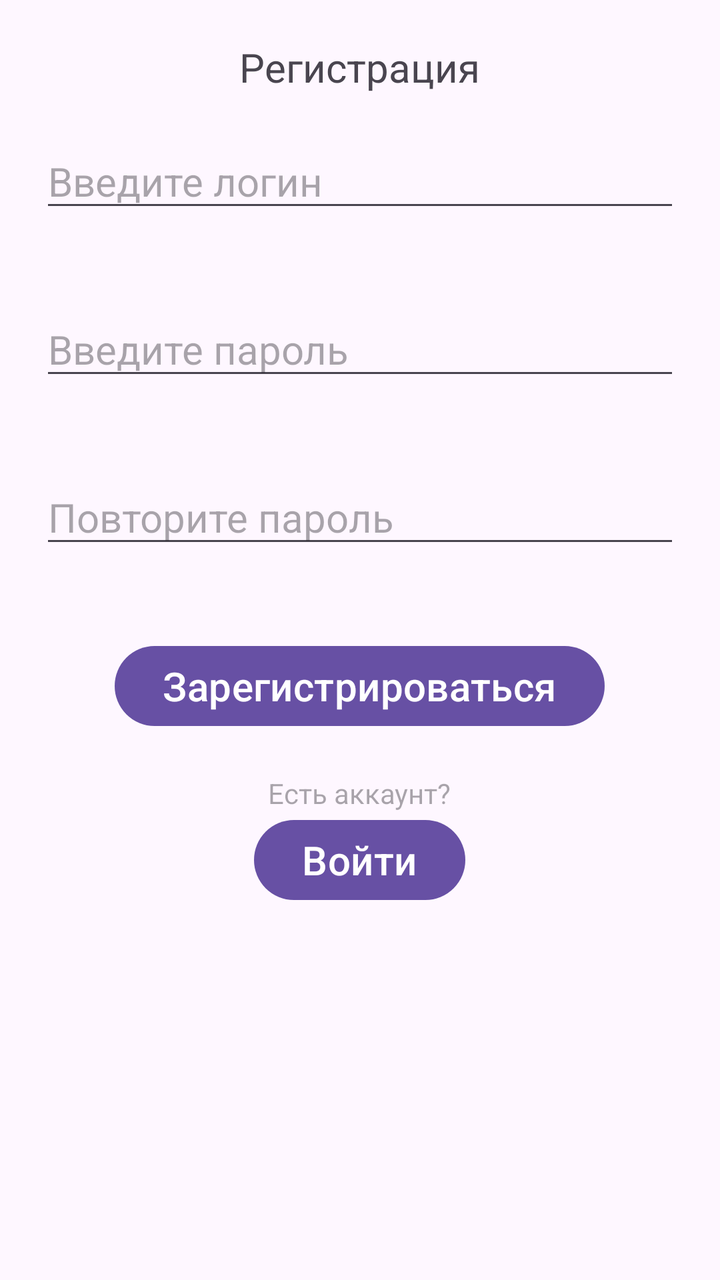
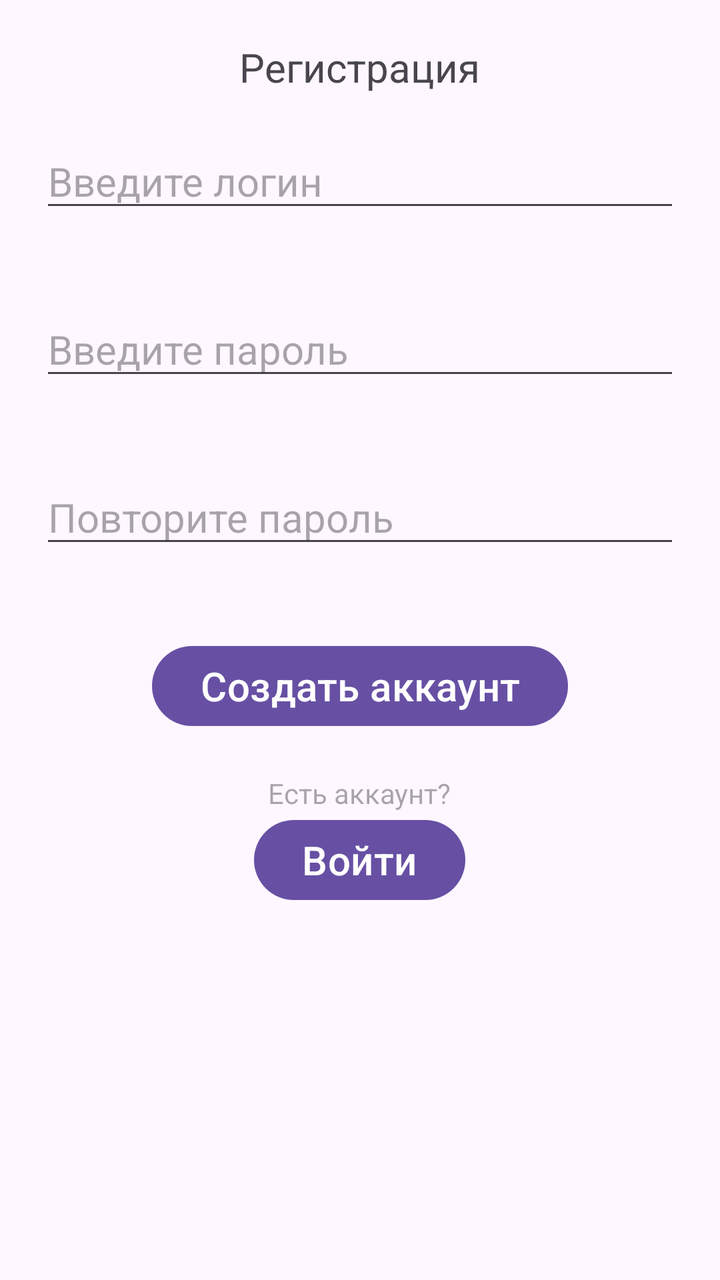

An Android layout rendered at two revisions. The XML below is the earlier revision; the diff shows what the commit changed to produce the second picture.
<!-- AndroidManifest.xml: application theme Theme.MoodDiary -->
<!-- res/layout/activity_register.xml -->
<?xml version="1.0" encoding="utf-8"?>
<LinearLayout xmlns:android="http://schemas.android.com/apk/res/android"
    xmlns:app="http://schemas.android.com/apk/res-auto"
    xmlns:tools="http://schemas.android.com/tools"
    android:id="@+id/main"
    android:layout_width="match_parent"
    android:layout_height="match_parent"
    android:orientation="vertical"
    tools:context=".RegisterActivity">

    <TextView
        android:layout_width="wrap_content"
        android:layout_height="wrap_content"
        android:layout_gravity="center_horizontal"
        android:layout_marginTop="20dp"
        android:text="Регистрация"
        android:textSize="20sp"/>

    <EditText
        android:id="@+id/login"
        android:layout_width="match_parent"
        android:layout_height="wrap_content"
        android:layout_margin="20dp"
        android:hint="Введите логин"
        android:inputType="text"
        android:textSize="20sp"/>

    <EditText
        android:id="@+id/password"
        android:layout_width="match_parent"
        android:layout_height="wrap_content"
        android:layout_margin="20dp"
        android:hint="Введите пароль"
        android:inputType="textPassword"
        android:textSize="20sp"/>

    <EditText
        android:id="@+id/passwordRepeat"
        android:layout_width="match_parent"
        android:layout_height="wrap_content"
        android:layout_margin="20dp"
        android:hint="Повторите пароль"
        android:inputType="textPassword"
        android:textSize="20sp"/>

    <Button
        android:id="@+id/register"
        android:layout_width="wrap_content"
        android:layout_height="wrap_content"
        android:layout_gravity="center"
        android:layout_margin="20sp"
        android:text="Зарегистрироваться"
        android:textSize="20sp"/>

    <TextView
        android:layout_width="wrap_content"
        android:layout_height="wrap_content"
        android:layout_gravity="center"
        android:hint="Есть аккаунт?"/>
    <Button
        android:id="@+id/authorize"
        android:layout_width="wrap_content"
        android:layout_height="wrap_content"
        android:layout_gravity="center"
        android:text="Войти"
        android:textSize="20sp"/>

</LinearLayout>
<!-- resources referenced by this layout -->
<resources>
  <style name="Theme.MoodDiary" parent="Base.Theme.MoodDiary" />
  <style name="Base.Theme.MoodDiary" parent="Theme.Material3.DayNight.NoActionBar">
          
          
      </style>
</resources>

<!-- the commit's change to res/layout/activity_register.xml (unified diff, before → after) -->
@@ -1,6 +1,5 @@
 <?xml version="1.0" encoding="utf-8"?>
 <LinearLayout xmlns:android="http://schemas.android.com/apk/res/android"
-    xmlns:app="http://schemas.android.com/apk/res-auto"
     xmlns:tools="http://schemas.android.com/tools"
     android:id="@+id/main"
     android:layout_width="match_parent"
@@ -13,7 +12,7 @@
         android:layout_height="wrap_content"
         android:layout_gravity="center_horizontal"
         android:layout_marginTop="20dp"
-        android:text="Регистрация"
+        android:text="@string/textRegister"
         android:textSize="20sp"/>
 
     <EditText
@@ -21,7 +20,8 @@
         android:layout_width="match_parent"
         android:layout_height="wrap_content"
         android:layout_margin="20dp"
-        android:hint="Введите логин"
+        android:autofillHints=""
+        android:hint="@string/writeLogin"
         android:inputType="text"
         android:textSize="20sp"/>
 
@@ -30,7 +30,8 @@
         android:layout_width="match_parent"
         android:layout_height="wrap_content"
         android:layout_margin="20dp"
-        android:hint="Введите пароль"
+        android:autofillHints=""
+        android:hint="@string/writePassword"
         android:inputType="textPassword"
         android:textSize="20sp"/>
 
@@ -39,7 +40,8 @@
         android:layout_width="match_parent"
         android:layout_height="wrap_content"
         android:layout_margin="20dp"
-        android:hint="Повторите пароль"
+        android:autofillHints=""
+        android:hint="@string/writePasswordRepeat"
         android:inputType="textPassword"
         android:textSize="20sp"/>
 
@@ -49,20 +51,20 @@
         android:layout_height="wrap_content"
         android:layout_gravity="center"
         android:layout_margin="20sp"
-        android:text="Зарегистрироваться"
+        android:text="@string/buttonReg"
         android:textSize="20sp"/>
 
     <TextView
         android:layout_width="wrap_content"
         android:layout_height="wrap_content"
         android:layout_gravity="center"
-        android:hint="Есть аккаунт?"/>
+        android:hint="@string/otherTextInAuth"/>
     <Button
         android:id="@+id/authorize"
         android:layout_width="wrap_content"
         android:layout_height="wrap_content"
         android:layout_gravity="center"
-        android:text="Войти"
+        android:text="@string/buttonInAuth"
         android:textSize="20sp"/>
 
 </LinearLayout>
<!-- resource entries referenced after the edit -->
@@ -1,5 +1,12 @@
 <!-- resources referenced by this layout -->
 <resources>
+  <string name="buttonInAuth">Войти</string>
+  <string name="buttonReg">Создать аккаунт</string>
+  <string name="otherTextInAuth">Есть аккаунт?</string>
+  <string name="textRegister">Регистрация</string>
+  <string name="writeLogin">Введите логин</string>
+  <string name="writePassword">Введите пароль</string>
+  <string name="writePasswordRepeat">Повторите пароль</string>
   <style name="Theme.MoodDiary" parent="Base.Theme.MoodDiary" />
   <style name="Base.Theme.MoodDiary" parent="Theme.Material3.DayNight.NoActionBar">
           
